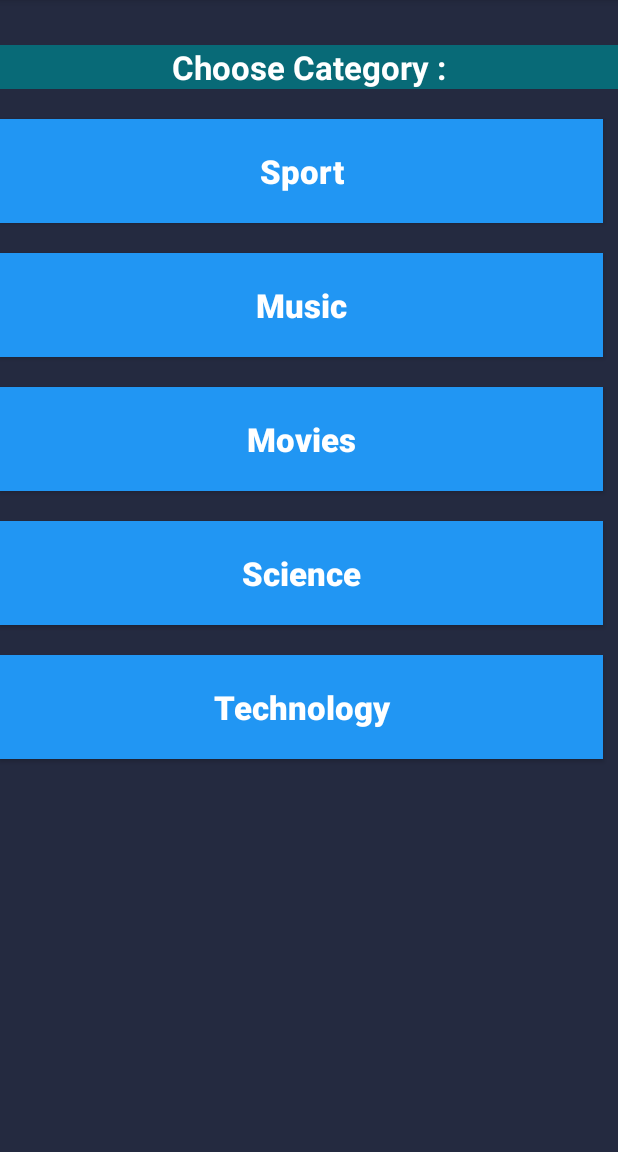
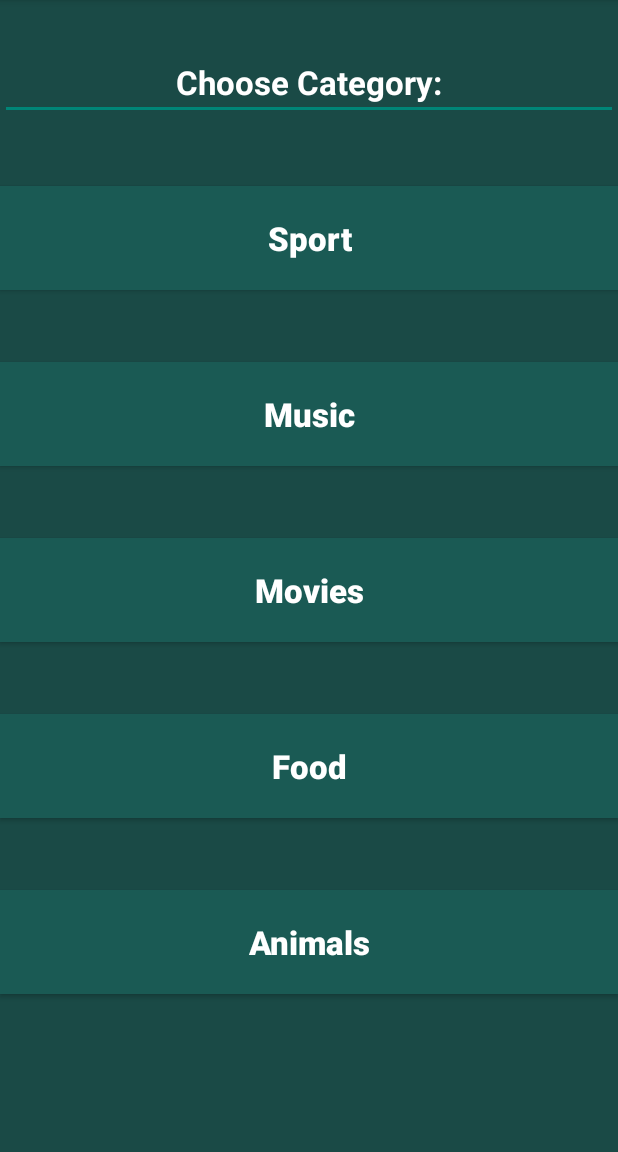
Before and after one commit to DanielAshorov/QuizApp-Android, an Android app: the CategoryActivity screen opened directly, with no data from a screen before it, on a phone screen of 412 x 824 dp, the part 84-1236 px from its top. Run offline under Robolectric (Android 15) with nearby library versions, the phone set to English and light mode, and no system bars; Roboto replaces fonts that are not available here.

Commit message:
category adding

```diff
--- a/app/src/main/java/com/example/quizapp/CategoryActivity.java
+++ b/app/src/main/java/com/example/quizapp/CategoryActivity.java
@@ -7,24 +7,24 @@ import android.view.View;
 import android.widget.Button;
 
 public class CategoryActivity extends AppCompatActivity  implements View.OnClickListener {
-    Button btSport,btMusic,btScience,btMovies,btTechnology;
+    Button catSport,btMusic, catFood, catMovies, catAnimals;
     @Override
     protected void onCreate(Bundle savedInstanceState) {
         super.onCreate(savedInstanceState);
         setContentView(R.layout.activity_category);
 
-        btSport = findViewById(R.id.bt_Sport);
-        btMusic = findViewById(R.id.bt_Music);
-        btScience = findViewById(R.id.bt_Science);
-        btMovies = findViewById(R.id.bt_Movies);
-        btTechnology = findViewById(R.id.bt_Technology);
+        catSport = findViewById(R.id.cat_Sport);
+        btMusic = findViewById(R.id.cat_Music);
+        catFood = findViewById(R.id.cat_Food);
+        catMovies = findViewById(R.id.cat_Movies);
+        catAnimals = findViewById(R.id.cat_Animals);
 
 
-        btSport.setOnClickListener(this);
+        catSport.setOnClickListener(this);
         btMusic.setOnClickListener(this);
-        btScience.setOnClickListener(this);
-        btMovies.setOnClickListener(this);
-        btTechnology.setOnClickListener(this);
+        catFood.setOnClickListener(this);
+        catMovies.setOnClickListener(this);
+        catAnimals.setOnClickListener(this);
 
 
     }
@@ -34,34 +34,34 @@ public class CategoryActivity extends AppCompatActivity  implements View.OnClick
 
         switch (view.getId()){
 
-            case R.id.bt_Sport:
+            case R.id.cat_Sport:
 
                 Intent intentSport = new Intent(CategoryActivity.this,QuizActivity.class);
-                intentSport.putExtra("Category", btSport.getText().toString());
+                intentSport.putExtra("Category", catSport.getText().toString());
                 startActivity(intentSport);
                 break;
 
-            case R.id.bt_Music:
+            case R.id.cat_Music:
                 Intent intentMusic = new Intent(CategoryActivity.this,QuizActivity.class);
                 intentMusic.putExtra("Category",btMusic.getText().toString());
                 startActivity(intentMusic);
                 break;
 
-            case R.id.bt_Science:
+            case R.id.cat_Food:
                 Intent intentScience = new Intent(CategoryActivity.this,QuizActivity.class);
-                intentScience.putExtra("Category",btScience.getText().toString());
+                intentScience.putExtra("Category", catFood.getText().toString());
                 startActivity(intentScience);
                 break;
 
-            case R.id.bt_Movies:
+            case R.id.cat_Movies:
                 Intent intentMovies = new Intent(CategoryActivity.this,QuizActivity.class);
-                intentMovies.putExtra("Category",btMovies.getText().toString());
+                intentMovies.putExtra("Category", catMovies.getText().toString());
                 startActivity(intentMovies);
                 break;
 
-            case R.id.bt_Technology:
+            case R.id.cat_Animals:
                 Intent intentTechnology = new Intent(CategoryActivity.this,QuizActivity.class);
-                intentTechnology.putExtra("Category",btTechnology.getText().toString());
+                intentTechnology.putExtra("Category", catAnimals.getText().toString());
                 startActivity(intentTechnology);
                 break;
 
--- a/app/src/main/java/com/example/quizapp/LoginActivity.java
+++ b/app/src/main/java/com/example/quizapp/LoginActivity.java
@@ -98,7 +98,7 @@ public class LoginActivity extends AppCompatActivity {
                                         data[0] = documentSnapshot.toObject(UserDetails.class);
 
                                         progressDialog.cancel();
-                                        Intent main = new Intent(LoginActivity.this, CategoryActivity.class);
+                                        Intent main = new Intent(LoginActivity.this,  CategoryActivity.class);
                                         main.putExtra("userDetails", data[0]);
                                         startActivity(main);
                                     }
--- a/app/src/main/java/com/example/quizapp/QuestionRoomDataBase.java
+++ b/app/src/main/java/com/example/quizapp/QuestionRoomDataBase.java
@@ -56,7 +56,7 @@ abstract class QuestionRoomDatabase extends RoomDatabase {
         @Override
         protected Void doInBackground(Void... voids) {
             Log.d("TRIVIA", "doInBackground: start insert");
-            questionDao.insert(new Questions("Who won the world cup in 2014?", "Argentina", "Brazil", "Germany", "France", 3,"Sport", "en"));
+            questionDao.insert(new Questions("Arsenal have won the only championship without a league loss", "True", "False", "Germany", "France", 3,"Sport", "en"));
             questionDao.insert(new Questions("How many Grand Slam titles Rafael Nadal have?","20", "25", "18","15", 1,"Sport", "en"));
             questionDao.insert(new Questions("The Olympics are held every how many years?","5", "2", "4","8", 3,"Sport", "en"));
             questionDao.insert(new Questions("Tiger Woods is a","Swimmer", "Basketball coach", "Tennis player","Golf player", 4,"Sport", "en"));
--- a/app/src/main/res/layout/activity_category.xml
+++ b/app/src/main/res/layout/activity_category.xml
@@ -3,7 +3,7 @@
     android:layout_width="match_parent"
     android:layout_height="match_parent"
     xmlns:app="http://schemas.android.com/apk/res-auto"
-    android:background="@drawable/main_background"
+    android:background="#1A4A46"
     tools:context=".ResultActivity">
 
     <EditText
@@ -11,7 +11,6 @@
         android:layout_width="match_parent"
         android:layout_height="wrap_content"
         android:layout_marginTop="30dp"
-        android:background="@color/bg_background"
         android:ems="10"
         android:gravity="center_horizontal"
         android:inputType="textPersonName"
@@ -24,82 +23,86 @@
         app:layout_constraintTop_toTopOf="parent"/>
 
 
-
     <Button
-            android:id="@+id/bt_Sport"
+        android:id="@+id/cat_Sport"
         android:layout_width="match_parent"
         android:layout_height="wrap_content"
-            android:background="#2196F3"
+        android:layout_marginTop="44dp"
+        android:layout_marginBottom="32dp"
+        android:background="#1A5A54"
         android:padding="20dp"
         android:text="@string/bt_Sport"
-            android:textStyle="bold"
-            android:layout_marginTop="20dp"
         android:textAllCaps="false"
         android:textColor="@color/dialogColor"
         android:textSize="22sp"
-            android:layout_marginRight="10dp"
-            app:layout_constraintTop_toBottomOf="@id/editTextTextPersonName"/>
-
+        android:textStyle="bold"
+        app:layout_constraintBottom_toTopOf="@+id/cat_Music"
+        app:layout_constraintStart_toStartOf="parent"
+        app:layout_constraintTop_toBottomOf="@id/editTextTextPersonName" />
 
     <Button
-            android:id="@+id/bt_Music"
+        android:id="@+id/cat_Music"
         android:layout_width="match_parent"
         android:layout_height="wrap_content"
-            android:background="#2196F3"
+        android:layout_marginTop="48dp"
+        android:background="#1A5A54"
         android:padding="20dp"
         android:text="@string/bt_Music"
-            android:textStyle="bold"
-            android:layout_marginTop="20dp"
         android:textAllCaps="false"
         android:textColor="@color/dialogColor"
         android:textSize="22sp"
-            android:layout_marginRight="10dp"
-            app:layout_constraintTop_toBottomOf="@id/bt_Sport"/>
+        android:textStyle="bold"
+        app:layout_constraintEnd_toEndOf="parent"
+        app:layout_constraintStart_toStartOf="parent"
+        app:layout_constraintTop_toBottomOf="@id/cat_Sport" />
 
     <Button
-            android:id="@+id/bt_Movies"
+        android:id="@+id/cat_Movies"
         android:layout_width="match_parent"
         android:layout_height="wrap_content"
-            android:background="#2196F3"
+        android:layout_marginTop="48dp"
+        android:background="#1A5A54"
         android:padding="20dp"
         android:text="@string/bt_Movies"
-            android:textStyle="bold"
-            android:layout_marginTop="20dp"
         android:textAllCaps="false"
         android:textColor="@color/dialogColor"
         android:textSize="22sp"
-            android:layout_marginRight="10dp"
-            app:layout_constraintTop_toBottomOf="@id/bt_Music"/>
+        android:textStyle="bold"
+        app:layout_constraintEnd_toEndOf="parent"
+        app:layout_constraintStart_toStartOf="parent"
+        app:layout_constraintTop_toBottomOf="@id/cat_Music" />
+
     <Button
-            android:id="@+id/bt_Science"
+        android:id="@+id/cat_Food"
         android:layout_width="match_parent"
         android:layout_height="wrap_content"
-            android:background="#2196F3"
+        android:layout_marginTop="48dp"
+        android:background="#1A5A54"
         android:padding="20dp"
         android:text="@string/bt_Science"
-            android:textStyle="bold"
-            android:layout_marginTop="20dp"
         android:textAllCaps="false"
         android:textColor="@color/dialogColor"
         android:textSize="22sp"
-            android:layout_marginRight="10dp"
-            app:layout_constraintTop_toBottomOf="@id/bt_Movies"/>
+        android:textStyle="bold"
+        app:layout_constraintEnd_toEndOf="parent"
+        app:layout_constraintStart_toStartOf="parent"
+        app:layout_constraintTop_toBottomOf="@id/cat_Movies" />
 
     <Button
-            android:id="@+id/bt_Technology"
+        android:id="@+id/cat_Animals"
         android:layout_width="match_parent"
         android:layout_height="wrap_content"
-            android:layout_marginRight="10dp"
-            android:background="#2196F3"
+        android:layout_marginTop="48dp"
+        android:background="#1A5A54"
         android:padding="20dp"
         android:text="@string/bt_Technology"
-            android:textStyle="bold"
-            android:layout_marginTop="20dp"
         android:textAllCaps="false"
         android:textColor="@color/dialogColor"
         android:textSize="22sp"
-            app:layout_constraintTop_toBottomOf="@id/bt_Science"
-            />
+        android:textStyle="bold"
+        app:layout_constraintEnd_toEndOf="parent"
+        app:layout_constraintStart_toStartOf="parent"
+        app:layout_constraintTop_toBottomOf="@id/cat_Food" />
 
 
 </androidx.constraintlayout.widget.ConstraintLayout>
--- a/app/src/main/res/values/strings.xml
+++ b/app/src/main/res/values/strings.xml
@@ -28,18 +28,18 @@
     <string name="score_text2">Current Score: </string>
     <string name="Return_home_button_text">Return Home</string>
     <string name="button_return_home">Return Home</string>
-    <string name="editTextTextPersonName">Choose Category :</string>
+    <string name="editTextTextPersonName">Choose Category: </string>
     <string name="bt_Sport">Sport</string>
     <string name="bt_Music">Music </string>
     <string name="bt_Movies">Movies</string>
-    <string name="bt_Science">Science</string>
-    <string name="bt_Technology">Technology</string>
-    <string name="txtTotalQuestion">Question: 1/10</string>
+    <string name="bt_Science">Food</string>
+    <string name="bt_Technology">Animals</string>
+    <string name="txtTotalQuestion">Question: 1/20</string>
     <string name="txtScore">Score: 0</string>
     <string name="button_Next">Confirm</string>
     <string name="txt_result_title">Result of Quiz </string>
     <string name="result_tv_HighScore">High Score :  </string>
-    <string name="result_tv_Num_of_Ques">Total Quesions :  </string>
+    <string name="result_tv_Num_of_Ques">Total Questions:  </string>
     <string name="result_tv_correct_Ques">Correct:  </string>
     <string name="result_tv_wrong_Ques">Wrong:  </string>
     <string name="bt_result_main_menu">Main Menu:  </string>
```
Also changed, not shown: app/src/main/res/layout/activity_quiz.xml (+13 -12 lines), 1 other file. Lines whose indentation alone changed are shown as unchanged.
